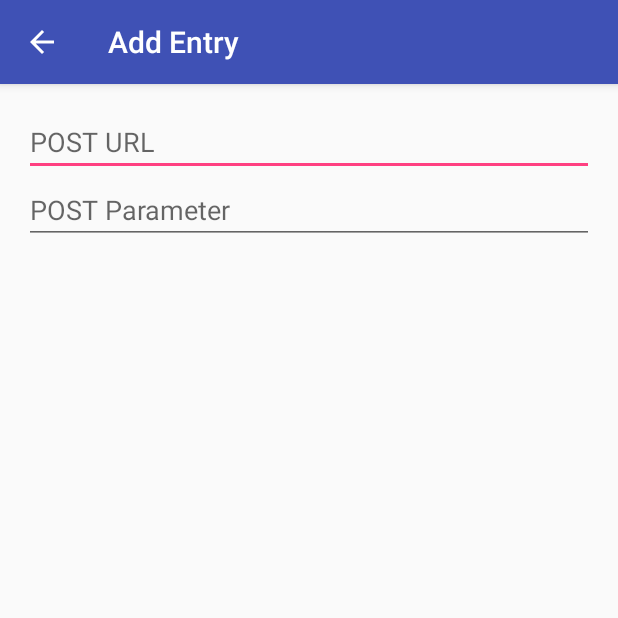
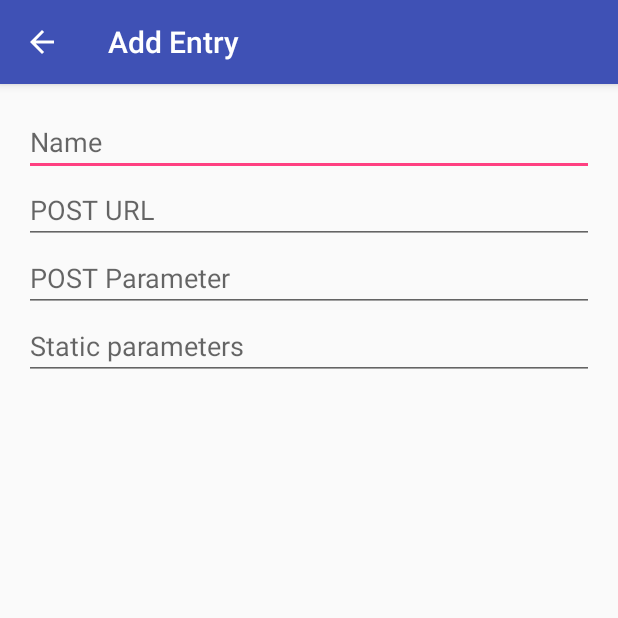
Before and after one commit to flawiddsouza/POSTer, an Android app: the screen it shows after launch (EditorActivity), after a tap on an icon or button, on a phone screen of 412 x 824 dp, the top half of it. Run offline under Robolectric (Android 15) with nearby library versions, the phone set to English and light mode, and no system bars.

Commit message:
Added Name & Static Parameters field to the app

```diff
--- a/app/src/main/java/com/flawiddsouza/POSTer/EditorActivity.java
+++ b/app/src/main/java/com/flawiddsouza/POSTer/EditorActivity.java
@@ -7,8 +7,10 @@ import android.widget.EditText;
 
 public class EditorActivity extends AppCompatActivity {
 
+    private EditText editTextName;
     private EditText editTextUrl;
     private EditText editTextParameter;
+    private EditText editTextStaticParameters;
     private boolean edit;
     private long id;
     POSTerDatabaseHandler handler;
@@ -23,8 +25,11 @@ public class EditorActivity extends AppCompatActivity {
         actionBar.setDisplayHomeAsUpEnabled(true);
         actionBar.setTitle("Add Entry");
 
+        editTextName = (EditText) findViewById(R.id.name);
         editTextUrl = (EditText) findViewById(R.id.url);
         editTextParameter = (EditText) findViewById(R.id.parameter);
+        editTextStaticParameters = (EditText) findViewById(R.id.staticParameters);
+
         handler = POSTerDatabaseHandler.getInstance(this);
 
         Bundle bundle = getIntent().getExtras();
@@ -32,19 +37,26 @@ public class EditorActivity extends AppCompatActivity {
 
         if(edit) {
             actionBar.setTitle("Edit Entry");
+
             id = bundle.getLong("id");
             entry = handler.getEntry(id);
+
+            editTextName.setText(entry.name);
             editTextUrl.setText(entry.url);
-            editTextUrl.setSelection(editTextUrl.getText().length()); // Place cursor at the end of text
             editTextParameter.setText(entry.parameter);
+            editTextStaticParameters.setText(entry.staticParameters);
+
+            editTextName.setSelection(editTextName.getText().length()); // Place cursor at the end of text of the first TextBox
         }
     }
 
     @Override
     public void onBackPressed() {
         Entry entry = new Entry();
+        entry.name = editTextName.getText().toString();
         entry.url = editTextUrl.getText().toString();
         entry.parameter = editTextParameter.getText().toString();
+        entry.staticParameters = editTextStaticParameters.getText().toString();
 
         if(entry.url.isEmpty() && !entry.parameter.isEmpty()) { // if url is empty & parameter isn't
             editTextUrl.setError(getString(R.string.editor_url_error));
@@ -70,8 +82,10 @@ public class EditorActivity extends AppCompatActivity {
     @Override
     public boolean onSupportNavigateUp(){ // same code as onBackPressed(), only return statements are additional
         Entry entry = new Entry();
+        entry.name = editTextName.getText().toString();
         entry.url = editTextUrl.getText().toString();
         entry.parameter = editTextParameter.getText().toString();
+        entry.staticParameters = editTextStaticParameters.getText().toString();
 
         if(entry.url.isEmpty() && !entry.parameter.isEmpty()) { // if url is empty & parameter isn't
             editTextUrl.setError(getString(R.string.editor_url_error));
--- a/app/src/main/java/com/flawiddsouza/POSTer/Entry.java
+++ b/app/src/main/java/com/flawiddsouza/POSTer/Entry.java
@@ -1,6 +1,8 @@
 package com.flawiddsouza.POSTer;
 
 public class Entry {
+    public String name;
     public String url;
     public String parameter;
+    public String staticParameters;
 }
--- a/app/src/main/java/com/flawiddsouza/POSTer/POSTerDatabaseHandler.java
+++ b/app/src/main/java/com/flawiddsouza/POSTer/POSTerDatabaseHandler.java
@@ -19,8 +19,10 @@ public class POSTerDatabaseHandler extends SQLiteOpenHelper {
     private static final String DATABASE_NAME = "POSTer";
     private static final int DATABASE_VERSION = 1;
     private static final String TABLE_ENTRIES = "entries";
+    private static final String KEY_ENTRY_NAME = "name";
     private static final String KEY_ENTRY_URL = "url";
     private static final String KEY_ENTRY_PARAMETER = "parameter";
+    private static final String KEY_ENTRY_STATIC_PARAMETERS = "static_parameters";
 
     public static synchronized POSTerDatabaseHandler getInstance(Context context) {
         // Use the application context, which will ensure that you
@@ -50,7 +52,7 @@ public class POSTerDatabaseHandler extends SQLiteOpenHelper {
     public void onCreate(SQLiteDatabase db) {
         db.beginTransaction();
         try {
-            db.execSQL("CREATE TABLE entries ( _id INTEGER PRIMARY KEY, url TEXT NOT NULL, parameter TEXT NOT NULL );");
+            db.execSQL("CREATE TABLE entries ( _id INTEGER PRIMARY KEY, name TEXT, url TEXT NOT NULL, parameter TEXT NOT NULL, static_parameters TEXT );");
             db.setTransactionSuccessful();
         }
         finally {
@@ -73,8 +75,14 @@ public class POSTerDatabaseHandler extends SQLiteOpenHelper {
             db.beginTransaction();
             try {
                 ContentValues values = new ContentValues();
+                if(!entry.name.isEmpty()) {
+                    values.put(KEY_ENTRY_NAME, entry.name);
+                }
                 values.put(KEY_ENTRY_URL, entry.url);
-                values.put(KEY_ENTRY_PARAMETER, entry.parameter);
+                    values.put(KEY_ENTRY_PARAMETER, entry.parameter);
+                if(!entry.staticParameters.isEmpty()) {
+                    values.put(KEY_ENTRY_STATIC_PARAMETERS, entry.staticParameters);
+                }
                 db.insertOrThrow(TABLE_ENTRIES, null, values);
                 db.setTransactionSuccessful();
             } catch (Exception e) {
@@ -93,8 +101,10 @@ public class POSTerDatabaseHandler extends SQLiteOpenHelper {
             Cursor cursor = db.rawQuery("SELECT * FROM entries WHERE _id=?", new String[]{Long.toString(id)});
             if(cursor.getCount() == 1) {
                 cursor.moveToFirst(); // select first row
+                entry.name = cursor.getString(cursor.getColumnIndexOrThrow(KEY_ENTRY_NAME));
                 entry.url = cursor.getString(cursor.getColumnIndexOrThrow(KEY_ENTRY_URL));
                 entry.parameter = cursor.getString(cursor.getColumnIndexOrThrow(KEY_ENTRY_PARAMETER));
+                entry.staticParameters = cursor.getString(cursor.getColumnIndexOrThrow(KEY_ENTRY_STATIC_PARAMETERS));
             }
         } catch (Exception e) {
             Log.e("cursor error", e.getLocalizedMessage());
@@ -108,8 +118,10 @@ public class POSTerDatabaseHandler extends SQLiteOpenHelper {
             db.beginTransaction();
             try {
                 ContentValues values = new ContentValues();
+                values.put(KEY_ENTRY_NAME, entry.name);
                 values.put(KEY_ENTRY_URL, entry.url);
                 values.put(KEY_ENTRY_PARAMETER, entry.parameter);
+                values.put(KEY_ENTRY_STATIC_PARAMETERS, entry.staticParameters);
                 db.update(TABLE_ENTRIES, values, "_id=?", new String[] { Long.toString(id) });
                 db.setTransactionSuccessful();
             } catch (Exception e) {
--- a/app/src/main/res/layout/activity_editor.xml
+++ b/app/src/main/res/layout/activity_editor.xml
@@ -12,6 +12,12 @@
     tools:context="com.flawiddsouza.POSTer.EditorActivity">
 
     <EditText
+        android:id="@+id/name"
+        android:layout_width="match_parent"
+        android:layout_height="wrap_content"
+        android:gravity="top"
+        android:hint="@string/editor_name_hint" />
+    <EditText
         android:id="@+id/url"
         android:layout_width="match_parent"
         android:layout_height="wrap_content"
@@ -25,4 +31,12 @@
         android:layout_height="wrap_content"
         android:gravity="top"
         android:hint="@string/editor_parameter_hint" />
+
+    <EditText
+        android:id="@+id/staticParameters"
+        android:layout_width="match_parent"
+        android:layout_height="wrap_content"
+        android:gravity="top"
+        android:maxLength="3"
+        android:hint="@string/editor_static_parameters" />
 </LinearLayout>
--- a/app/src/main/res/values/strings.xml
+++ b/app/src/main/res/values/strings.xml
@@ -1,7 +1,9 @@
 <resources>
     <string name="app_name">POSTer</string>
+    <string name="editor_name_hint">Name</string>
     <string name="editor_url_hint">POST URL</string>
     <string name="editor_parameter_hint">POST Parameter</string>
+    <string name="editor_static_parameters">Static parameters</string>
     <string name="editor_url_error">POST URL required!</string>
     <string name="editor_parameter_error">POST parameter required!</string>
 </resources>
--- a/build.gradle
+++ b/build.gradle
@@ -5,7 +5,7 @@ buildscript {
         jcenter()
     }
     dependencies {
-        classpath 'com.android.tools.build:gradle:2.4.0-alpha6'
+        classpath 'com.android.tools.build:gradle:3.0.0-alpha9'
 
         // NOTE: Do not place your application dependencies here; they belong
         // in the individual module build.gradle files
```
Also changed, not shown: app/src/main/java/com/flawiddsouza/POSTer/POSTerCursorAdapter.java (+7 -5 lines), gradle/wrapper/gradle-wrapper.properties.
